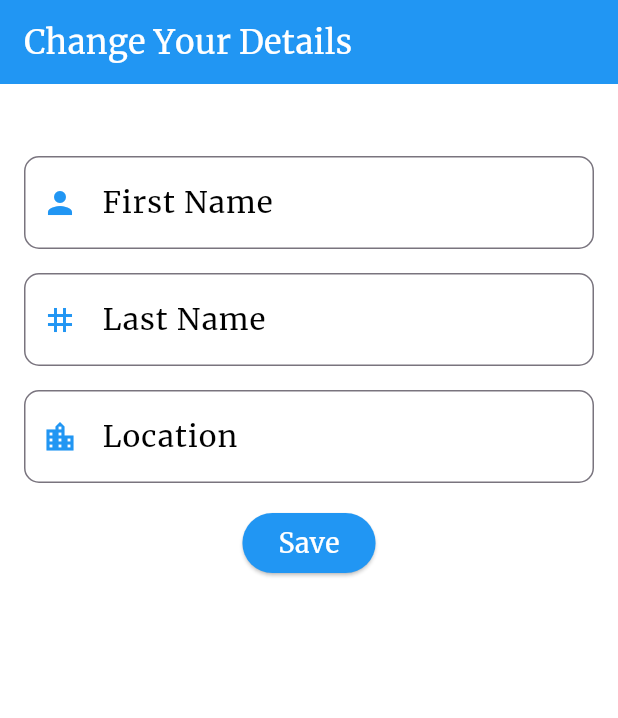
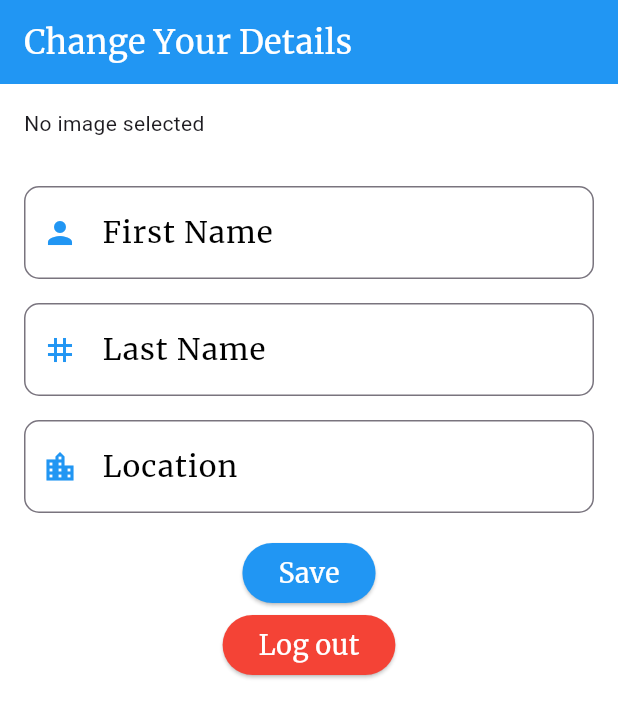
Before and after one commit to Fouaddal/store, a Flutter app: the AccountScreen screen opened directly, on a phone screen of 412 x 824 dp. Shown: the top 718 px of the screen. Run offline on Flutter 3.47's test engine with Material 3 defaults, Android fonts, the phone set to English and light mode, and no system bars; our stand-ins replace image_picker; network calls fail.

```diff
--- a/lib/AccountScreen.dart
+++ b/lib/AccountScreen.dart
@@ -1,8 +1,9 @@
 import 'package:flutter/material.dart';
 import 'package:http/http.dart' as http;
+import 'package:store1/SignInScreen.dart';
 import 'dart:convert';
 import 'User.dart';
-// import 'package:image_picker/image_picker.dart';
+import 'package:image_picker/image_picker.dart';
 import 'dart:io';
 
 
@@ -89,19 +90,19 @@ class _AccountScreenState extends State<AccountScreen> {
     });
   }
 
-  // File? image; // Variable to store the selected image
-  // Future<void> pickImageFromGallery() async {
-  //   try {
-  //     final pickedImage = await ImagePicker().pickImage(source: ImageSource.gallery);
-  //     if (pickedImage == null) return; // If no image selected, exit
-  //
-  //     setState(() {
-  //       image = File(pickedImage.path); // Update the image and UI
-  //     });
-  //   } catch (e) {
-  //     print('Failed to pick image: $e'); // Error handling
-  //   }
-  // }
+  File? image; // Variable to store the selected image
+  Future<void> pickImageFromGallery() async {
+    try {
+      final pickedImage = await ImagePicker().pickImage(source: ImageSource.gallery);
+      if (pickedImage == null) return; // If no image selected, exit
+
+      setState(() {
+        image = File(pickedImage.path); // Update the image and UI
+      });
+    } catch (e) {
+      print('Failed to pick image: $e'); // Error handling
+    }
+  }
 
   @override
   Widget build(BuildContext context) {
@@ -129,9 +130,9 @@ class _AccountScreenState extends State<AccountScreen> {
       body: ListView(
         padding: const EdgeInsets.all(16.0),
         children: <Widget>[
-          // image != null
-          //     ? Image.file(image!, height: 200, width: 200, fit: BoxFit.cover)
-          //     : const Text('No image selected'),
+          image != null
+              ? Image.file(image!, height: 200, width: 200, fit: BoxFit.cover)
+              : const Text('No image selected'),
           SizedBox(height: 16.0),
           if (widget.user?['phone_number'] != null)
             Text(
@@ -236,6 +237,26 @@ class _AccountScreenState extends State<AccountScreen> {
               ),
             ],
           ),
+          Column(
+            children: [
+              ElevatedButton(onPressed:(){
+                Navigator.push(
+                    context,
+                    MaterialPageRoute(builder: (context)=>SignInScreen())
+                );
+              }
+                  , child:Text('Log out'),
+                style: ElevatedButton.styleFrom(
+                  foregroundColor: Colors.white,
+                  backgroundColor: Colors.red,
+                  textStyle: TextStyle(
+                    fontFamily: 'Merriweather',
+                    fontSize: 18,
+                  ),
+                ),
+              ),
+            ],
+          )
         ],
       ),
     );
--- a/lib/main.dart
+++ b/lib/main.dart
@@ -20,8 +20,8 @@ class MyApp extends StatelessWidget {
         primaryColor: Colors.blue,
         visualDensity: VisualDensity.adaptivePlatformDensity,
       ),
-      home: SignInScreen(),
-      /*HomeScreen(addToCart: (CartItem ) {  }, user: {}, phoneNumber: '', ),*/
+      home:
+      HomeScreen(addToCart: (CartItem ) {  }, user: {}, phoneNumber: '', ),
       debugShowCheckedModeBanner: false,
     );
   }
--- a/pubspec.yaml
+++ b/pubspec.yaml
@@ -30,9 +30,8 @@ environment:
 dependencies:
   flutter:
     sdk: flutter
-
-
   http: ^1.2.2
+  image_picker: ^1.1.2
 
 
 
```
Also changed, not shown: lib/SignInScreen.dart (+15 -15 lines), pubspec.lock, 7 other files.
